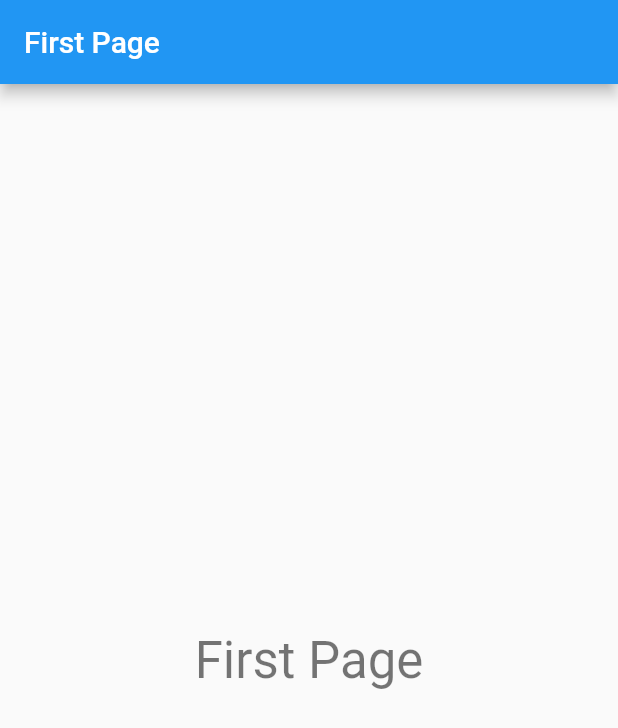
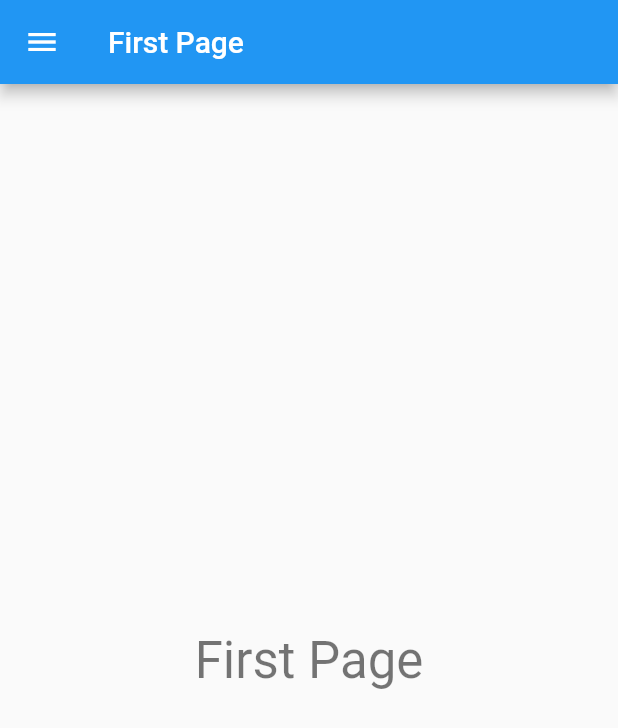
Before and after one commit to tapashmajumder/flutter_stashword, a Flutter app: the screen it shows after launch, on a phone screen of 412 x 824 dp. Shown: the top 728 px of the screen. Run offline on Flutter 3.47's test engine with Material 2 defaults, Android fonts, the phone set to English and light mode, and no system bars; our stand-ins replace dartz, equatable, flutter_riverpod, flutter_secure_storage, hive, hive_flutter and 1 more; missing offline and left inert: encrypt, pointycastle; accounts and stored records are empty.

Commit message:
Hamburger button

```diff
--- a/lib/ui/split_view/example/first_page.dart
+++ b/lib/ui/split_view/example/first_page.dart
@@ -1,4 +1,5 @@
 // Just a simple placeholder widget page (this would be something more useful in a real app)
+import 'package:Stashword/ui/split_view/page_scaffold.dart';
 import 'package:flutter/material.dart';
 
 class FirstPage extends StatelessWidget {
@@ -6,8 +7,8 @@ class FirstPage extends StatelessWidget {
 
   @override
   Widget build(BuildContext context) {
-    return Scaffold(
-      appBar: AppBar(title: const Text('First Page')),
+    return PageScaffold(
+      title: 'First Page',
       body: Center(
         child: Text('First Page', style: Theme.of(context).textTheme.headline4),
       ),
--- /dev/null
+++ b/lib/ui/split_view/page_scaffold.dart
@@ -0,0 +1,39 @@
+import 'package:flutter/material.dart';
+
+class PageScaffold extends StatelessWidget {
+  const PageScaffold({
+    Key? key,
+    required this.title,
+    this.actions = const [],
+    this.body,
+    this.floatingActionButton,
+  }) : super(key: key);
+  final String title;
+  final List<Widget> actions;
+  final Widget? body;
+  final Widget? floatingActionButton;
+
+  @override
+  Widget build(BuildContext context) {
+    // 1. look for an ancestor Scaffold
+    final ancestorScaffold = Scaffold.maybeOf(context);
+    // 2. check if it has a drawer
+    final hasDrawer = ancestorScaffold != null && ancestorScaffold.hasDrawer;
+    return Scaffold(
+      appBar: AppBar(
+        // 3. add a non-null leading argument if we have a drawer
+        leading: hasDrawer
+            ? IconButton(
+                icon: const Icon(Icons.menu),
+                // 4. open the drawer if we have one
+                onPressed: hasDrawer ? () => ancestorScaffold.openDrawer() : null,
+              )
+            : null,
+        title: Text(title),
+        actions: actions,
+      ),
+      body: body,
+      floatingActionButton: floatingActionButton,
+    );
+  }
+}
```
